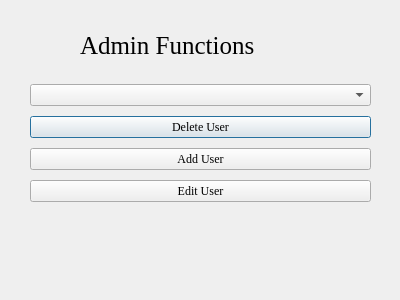
Above: qt-source/usermanager.ui from Alpha-Omega-Saddleback-2018-Summer-CS1C/2DGraphicsProject before the change. Below: the same form after it.
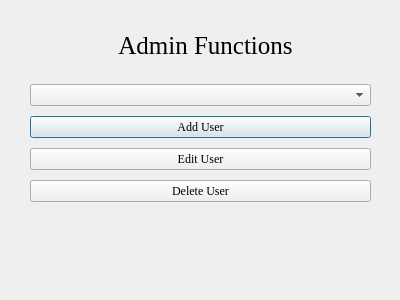
That is the form after the change.

```diff
--- a/qt-source/usermanager.ui
+++ b/qt-source/usermanager.ui
@@ -16,7 +16,7 @@
   <widget class="QLabel" name="label_2">
    <property name="geometry">
     <rect>
-     <x>80</x>
+     <x>50</x>
      <y>20</y>
      <width>311</width>
      <height>51</height>
@@ -31,8 +31,11 @@
    <property name="text">
     <string>Admin Functions</string>
    </property>
+   <property name="alignment">
+    <set>Qt::AlignCenter</set>
+   </property>
   </widget>
-  <widget class="QWidget" name="">
+  <widget class="QWidget" name="layoutWidget">
    <property name="geometry">
     <rect>
      <x>30</x>
@@ -45,18 +48,6 @@
     <item>
      <widget class="QComboBox" name="userComboBox"/>
     </item>
-    <item>
-     <widget class="QPushButton" name="deleteUserManager">
-      <property name="font">
-       <font>
-        <family>Times New Roman</family>
-       </font>
-      </property>
-      <property name="text">
-       <string>Delete User</string>
-      </property>
-     </widget>
-    </item>
     <item>
      <widget class="QPushButton" name="addUserButton">
       <property name="font">
@@ -81,6 +72,18 @@
       </property>
      </widget>
     </item>
+    <item>
+     <widget class="QPushButton" name="deleteUserManager">
+      <property name="font">
+       <font>
+        <family>Times New Roman</family>
+       </font>
+      </property>
+      <property name="text">
+       <string>Delete User</string>
+      </property>
+     </widget>
+    </item>
    </layout>
   </widget>
  </widget>
```
